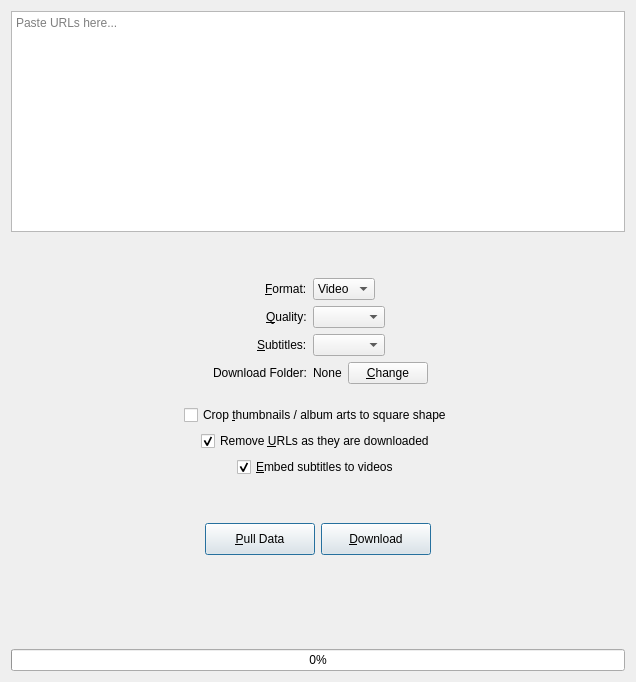
Before: the Qt Designer form designer/tab.ui in markop404/media-downloader, drawn with Qt 5.
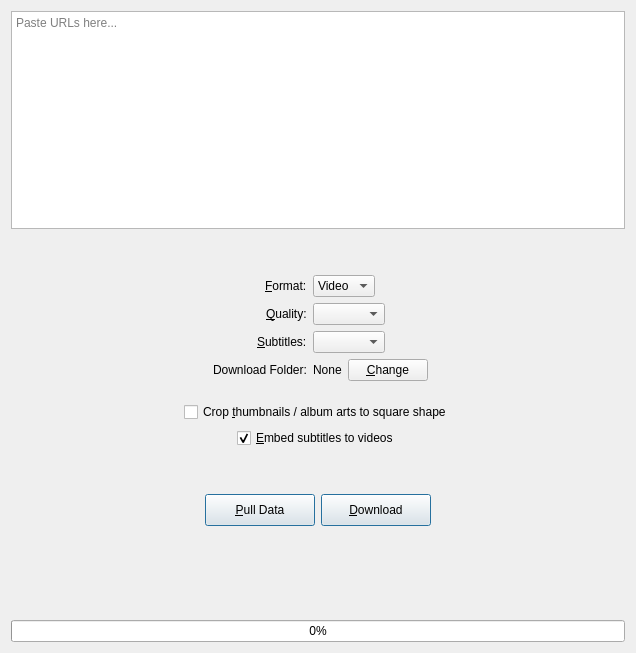
After: the same form once the commit is applied. Icons and pictures are not drawn.

```diff
--- a/designer/tab.ui
+++ b/designer/tab.ui
@@ -7,7 +7,7 @@
     <x>0</x>
     <y>0</y>
     <width>636</width>
-    <height>682</height>
+    <height>653</height>
    </rect>
   </property>
   <layout class="QVBoxLayout" name="verticalLayout">
@@ -170,7 +170,22 @@
      </property>
     </spacer>
    </item>
-   <item alignment="Qt::AlignmentFlag::AlignHCenter">
+   <item>
+    <layout class="QHBoxLayout" name="cropThumbnailsCheckBoxLayout">
+     <item>
+      <spacer name="horizontalSpacer3">
+       <property name="orientation">
+        <enum>Qt::Orientation::Horizontal</enum>
+       </property>
+       <property name="sizeHint" stdset="0">
+        <size>
+         <width>40</width>
+         <height>20</height>
+        </size>
+       </property>
+      </spacer>
+     </item>
+     <item>
     <widget class="QCheckBox" name="cropThumbnailsCheckBox">
      <property name="focusPolicy">
       <enum>Qt::FocusPolicy::NoFocus</enum>
@@ -183,23 +198,37 @@
      </property>
     </widget>
    </item>
-   <item alignment="Qt::AlignmentFlag::AlignHCenter">
-    <widget class="QCheckBox" name="urlremovalCheckBox">
-     <property name="focusPolicy">
-      <enum>Qt::FocusPolicy::NoFocus</enum>
-     </property>
-     <property name="toolTip">
-      <string>Removes each URL from the text entry when it finishes downloading. (Alt+U)</string>
-     </property>
-     <property name="text">
-      <string>Remove &amp;URLs as they are downloaded</string>
-     </property>
-     <property name="checked">
-      <bool>true</bool>
-     </property>
-    </widget>
-   </item>
-   <item alignment="Qt::AlignmentFlag::AlignHCenter">
+     <item>
+      <spacer name="horizontalSpacer4">
+       <property name="orientation">
+        <enum>Qt::Orientation::Horizontal</enum>
+       </property>
+       <property name="sizeHint" stdset="0">
+        <size>
+         <width>40</width>
+         <height>20</height>
+        </size>
+       </property>
+      </spacer>
+     </item>
+    </layout>
+   </item>
+   <item>
+    <layout class="QHBoxLayout" name="embedSubtitlesCheckBoxLayout">
+     <item>
+      <spacer name="horizontalSpacer5">
+       <property name="orientation">
+        <enum>Qt::Orientation::Horizontal</enum>
+       </property>
+       <property name="sizeHint" stdset="0">
+        <size>
+         <width>40</width>
+         <height>20</height>
+        </size>
+       </property>
+      </spacer>
+     </item>
+     <item>
     <widget class="QCheckBox" name="embedSubtitlesCheckBox">
      <property name="focusPolicy">
       <enum>Qt::FocusPolicy::NoFocus</enum>
@@ -216,7 +245,22 @@
     </widget>
    </item>
    <item>
-    <spacer name="horizontalSpacer3">
+      <spacer name="horizontalSpacer6">
+       <property name="orientation">
+        <enum>Qt::Orientation::Horizontal</enum>
+       </property>
+       <property name="sizeHint" stdset="0">
+        <size>
+         <width>40</width>
+         <height>20</height>
+        </size>
+       </property>
+      </spacer>
+     </item>
+    </layout>
+   </item>
+   <item>
+    <spacer name="horizontalSpacer7">
      <property name="orientation">
       <enum>Qt::Orientation::Horizontal</enum>
      </property>
@@ -231,7 +275,7 @@
    <item>
     <layout class="QHBoxLayout" name="actionButtonsLayout">
      <item>
-      <spacer name="horizontalSpacer4">
+      <spacer name="horizontalSpacer8">
        <property name="orientation">
         <enum>Qt::Orientation::Horizontal</enum>
        </property>
@@ -268,7 +312,7 @@
        </property>
       </widget>
      </item>
-     <item alignment="Qt::AlignmentFlag::AlignHCenter">
+     <item>
       <widget class="QPushButton" name="downloadButton">
        <property name="minimumSize">
         <size>
@@ -294,7 +338,7 @@
       </widget>
      </item>
      <item>
-      <spacer name="horizontalSpacer5">
+      <spacer name="horizontalSpacer9">
        <property name="orientation">
         <enum>Qt::Orientation::Horizontal</enum>
        </property>
@@ -309,7 +353,7 @@
     </layout>
    </item>
    <item>
-    <spacer name="horizontalSpacer6">
+    <spacer name="horizontalSpacer10">
      <property name="orientation">
       <enum>Qt::Orientation::Horizontal</enum>
      </property>
@@ -324,7 +368,7 @@
    <item>
     <layout class="QHBoxLayout" name="statusIndicatorsLayout">
      <item>
-      <spacer name="horizontalSpacer7">
+      <spacer name="horizontalSpacer11">
        <property name="orientation">
         <enum>Qt::Orientation::Horizontal</enum>
        </property>
@@ -344,7 +388,7 @@
       </widget>
      </item>
      <item>
-      <spacer name="horizontalSpacer8">
+      <spacer name="horizontalSpacer12">
        <property name="orientation">
         <enum>Qt::Orientation::Horizontal</enum>
        </property>
@@ -373,7 +417,7 @@
       </widget>
      </item>
      <item>
-      <spacer name="horizontalSpacer9">
+      <spacer name="horizontalSpacer13">
        <property name="orientation">
         <enum>Qt::Orientation::Horizontal</enum>
        </property>
```
Left out of the diff: 4 changed lines with no effect on the pictures. Lines whose indentation alone changed are shown as unchanged.
